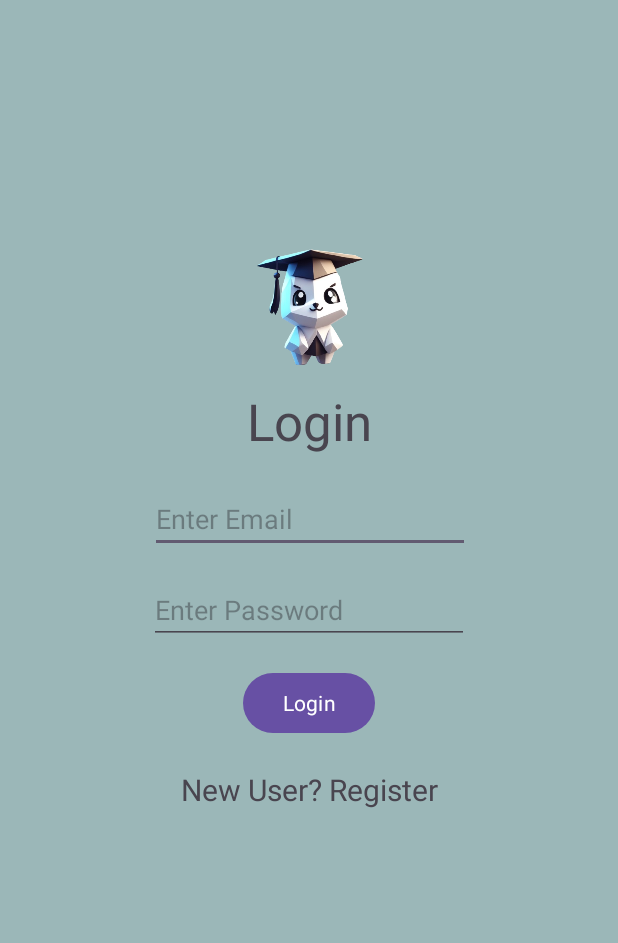
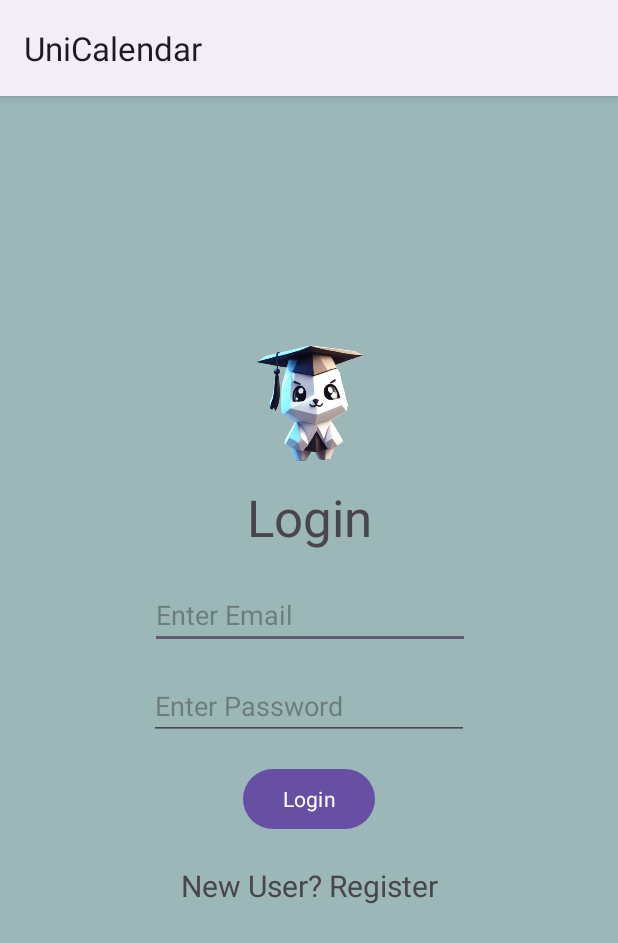
Before and after one commit to VenuVirparia/UniCalendar, an Android app: the screen it shows after launch (login), on a phone screen of 412 x 824 dp. Shown: the top 943 px of the screen. Run offline under Robolectric (Android 15) with nearby library versions, the light colour scheme and no system bars; Roboto replaces fonts that are not available here.

Commit message:
Add Action Bar

```diff
--- a/app/src/main/AndroidManifest.xml
+++ b/app/src/main/AndroidManifest.xml
@@ -20,6 +20,7 @@
             android:exported="false" />
         <activity
             android:name=".splashScreen"
+            android:theme="@style/Theme.UniCalendar.Splash"
             android:exported="true">
             <intent-filter>
                 <action android:name="android.intent.action.MAIN" />
--- a/app/src/main/java/com/example/unicalendar/MainActivity.java
+++ b/app/src/main/java/com/example/unicalendar/MainActivity.java
@@ -20,5 +20,7 @@ public class MainActivity extends AppCompatActivity {
             v.setPadding(systemBars.left, systemBars.top, systemBars.right, systemBars.bottom);
             return insets;
         });
+
+
     }
 }
--- a/app/src/main/java/com/example/unicalendar/splashScreen.java
+++ b/app/src/main/java/com/example/unicalendar/splashScreen.java
@@ -5,6 +5,7 @@ import android.os.Bundle;
 import android.content.SharedPreferences;
 import android.os.Handler;
 import android.os.Looper;
+import android.view.WindowManager;
 
 import androidx.activity.EdgeToEdge;
 import androidx.appcompat.app.AppCompatActivity;
--- a/app/src/main/res/values-night/themes.xml
+++ b/app/src/main/res/values-night/themes.xml
@@ -1,7 +1,13 @@
 <resources xmlns:tools="http://schemas.android.com/tools">
     <!-- Base application theme. -->
-    <style name="Base.Theme.UniCalendar" parent="Theme.Material3.DayNight.NoActionBar">
+    <style name="Base.Theme.UniCalendar" parent="Theme.Material3.DayNight">
         <!-- Customize your dark theme here. -->
         <!-- <item name="colorPrimary">@color/my_dark_primary</item> -->
     </style>
+    <style name="Theme.UniCalendar.Splash" parent="Theme.MaterialComponents.DayNight.NoActionBar">
+        <!-- Customize your theme here -->
+        <item name="android:windowNoTitle">true</item>
+        <item name="android:windowActionBar">false</item>
+        <item name="android:windowFullscreen">true</item> <!-- Optional if you want fullscreen -->
+    </style>
 </resources>
--- a/app/src/main/res/values/themes.xml
+++ b/app/src/main/res/values/themes.xml
@@ -1,8 +1,14 @@
 <resources xmlns:tools="http://schemas.android.com/tools">
     <!-- Base application theme. -->
-    <style name="Base.Theme.UniCalendar" parent="Theme.Material3.DayNight.NoActionBar">
+    <style name="Base.Theme.UniCalendar" parent="Theme.Material3.DayNight">
         <!-- Customize your light theme here. -->
         <!-- <item name="colorPrimary">@color/my_light_primary</item> -->
+    </style>
+    <style name="Theme.UniCalendar.Splash" parent="Theme.MaterialComponents.DayNight.NoActionBar">
+        <!-- Customize your theme here -->
+        <item name="android:windowNoTitle">true</item>
+        <item name="android:windowActionBar">false</item>
+        <item name="android:windowFullscreen">true</item> <!-- Optional if you want fullscreen -->
     </style>
 
     <style name="Theme.UniCalendar" parent="Base.Theme.UniCalendar" />
```
Also changed, not shown: app/src/main/res/layout/activity_main.xml (+1 -12 lines).
